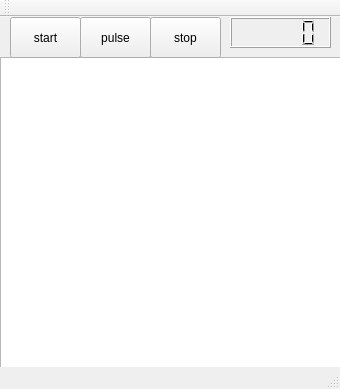
Old version of the form mainwindow.ui in the repository junglethorn/DogeJumpToSky.
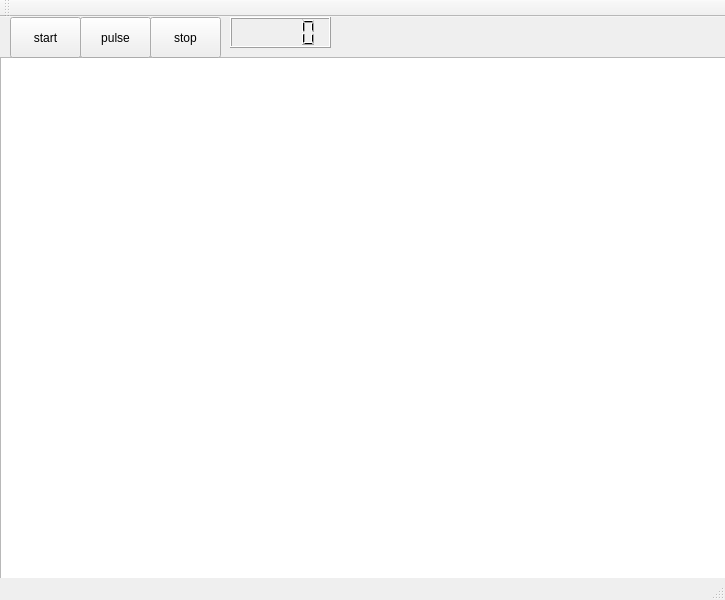
New version of the form.

```diff
--- a/mainwindow.ui
+++ b/mainwindow.ui
@@ -6,8 +6,8 @@
    <rect>
     <x>0</x>
     <y>0</y>
-    <width>340</width>
-    <height>389</height>
+    <width>725</width>
+    <height>600</height>
    </rect>
   </property>
   <property name="windowTitle">
@@ -19,8 +19,8 @@
      <rect>
       <x>0</x>
       <y>40</y>
-      <width>341</width>
-      <height>311</height>
+      <width>731</width>
+      <height>571</height>
      </rect>
     </property>
    </widget>
```
Left out of the diff: 2 changed lines with no effect on the pictures.
